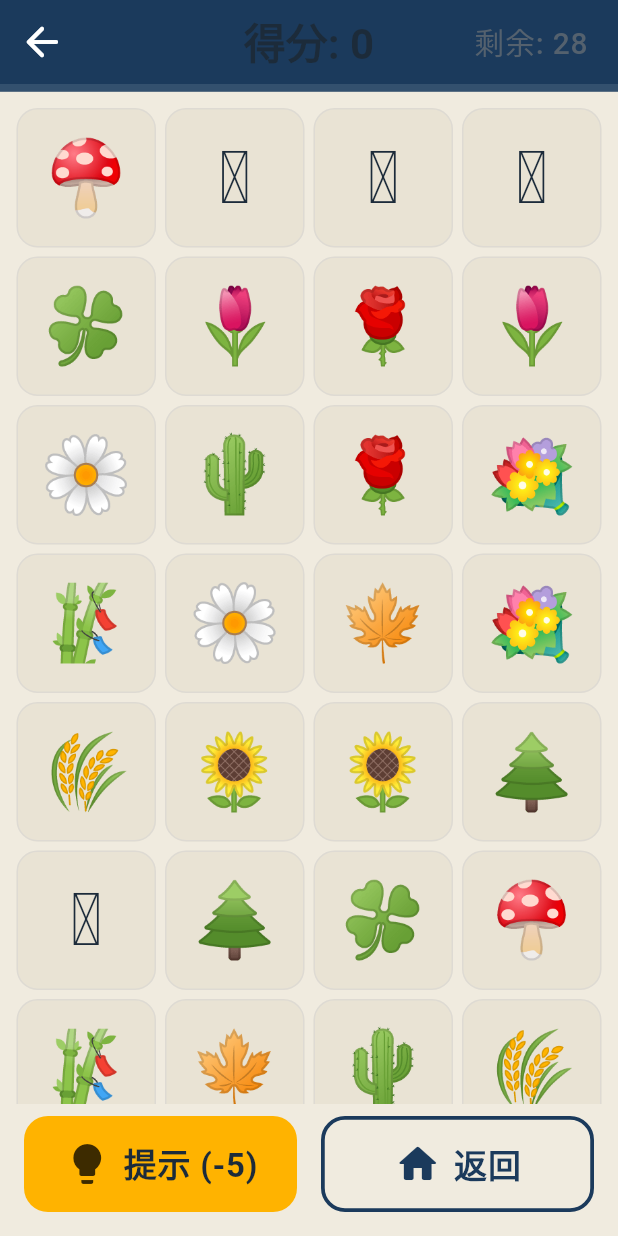
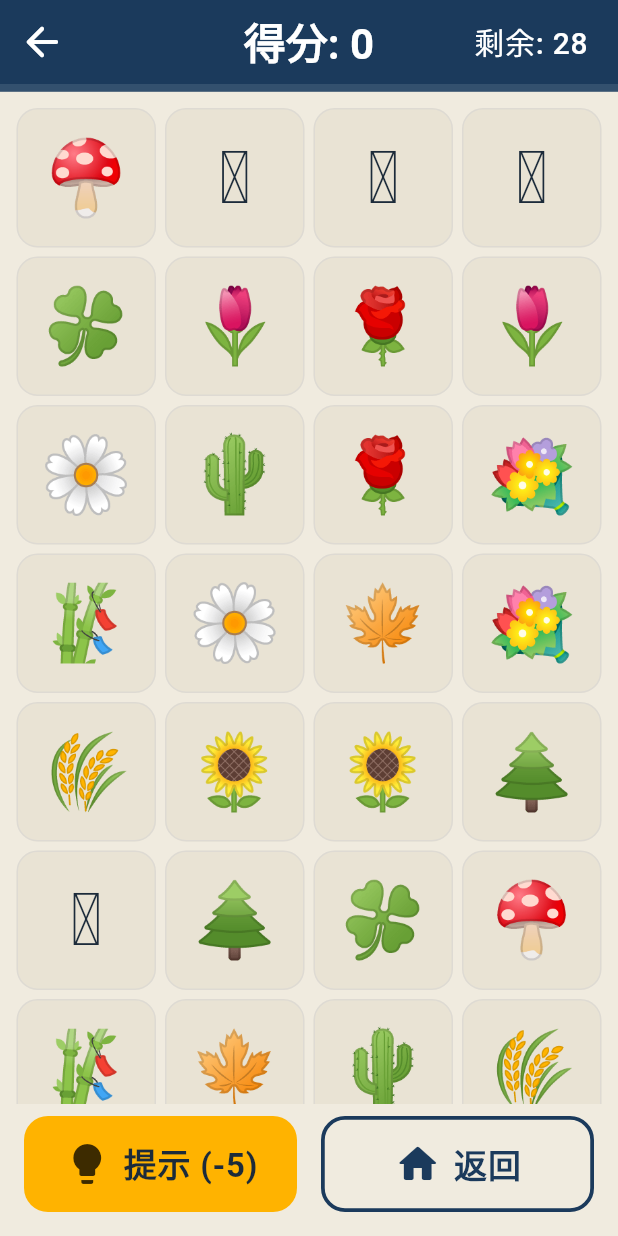
Before and after one commit to mario841859784/linkgame, a Flutter app: the PlaySessionScreen screen opened directly, on a phone screen of 412 x 824 dp. Run offline on Flutter 3.47's test engine with Material 3 defaults, Android fonts, the light colour scheme and no system bars; our stand-ins replace audioplayers, flutter_tts, open_filex, package_info_plus, shared_preferences, vibration; accounts and stored records are empty; network calls fail.

Commit message:
修复藏蓝顶栏文字辨识度：得分/剩余改白字，得分跳动改琥珀强调（原先误用 onSurface 深色）

```diff
--- a/lib/screens/play_session_screen.dart
+++ b/lib/screens/play_session_screen.dart
@@ -815,12 +815,12 @@ class _PlaySessionScreenState extends State<PlaySessionScreen>
         ),
         title: Consumer<GameState>(
           builder: (context, gs, _) {
-            // 得分变化动画
+            // 得分变化动画（藏蓝顶栏上必须用白字，得分跳动用琥珀色强调）
             final scoreChanged = _prevScore != _displayScore;
             return AnimatedDefaultTextStyle(
               duration: const Duration(milliseconds: 200),
               style: ts.headlineMedium!.copyWith(
-                color: scoreChanged ? cs.tertiary : cs.onSurface,
+                color: scoreChanged ? Palette.amber : Colors.white,
                 fontSize: scoreChanged ? 32 : 28,
               ),
               child: Text('得分: $_displayScore'),
@@ -854,7 +854,7 @@ class _PlaySessionScreenState extends State<PlaySessionScreen>
                   Text(
                     '剩余: ${_countRemaining(gs)}',
                     style: ts.labelMedium?.copyWith(
-                      color: cs.onSurfaceVariant,
+                      color: Colors.white,
                       fontSize: 20,
                     ),
                   ),
```
